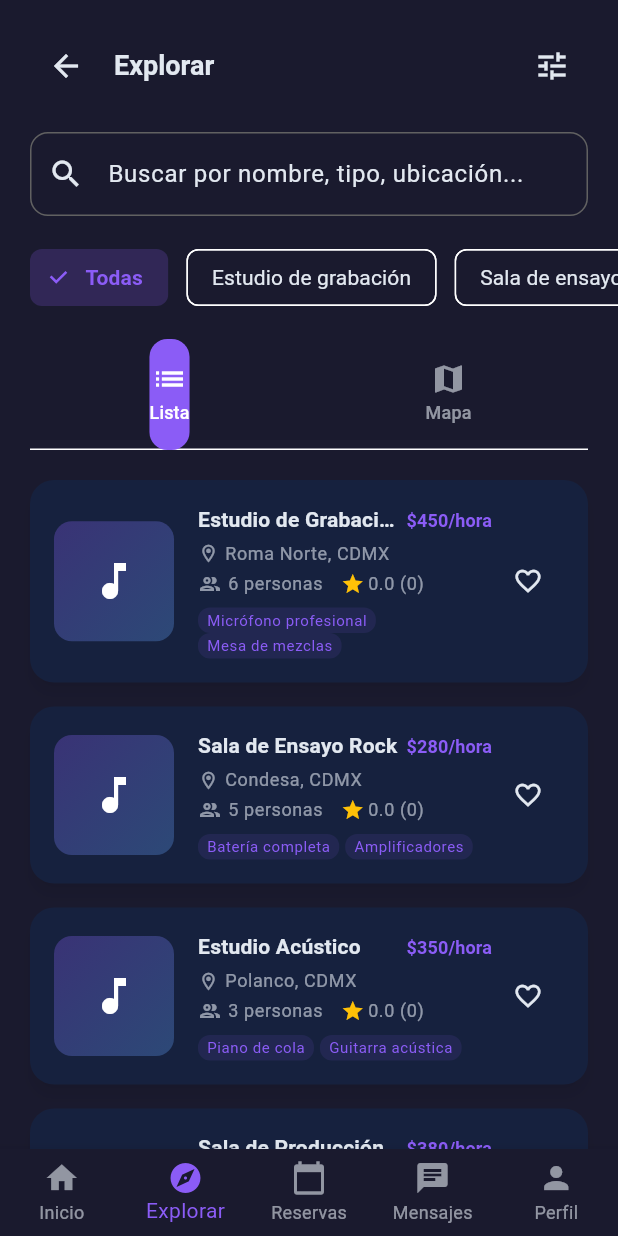
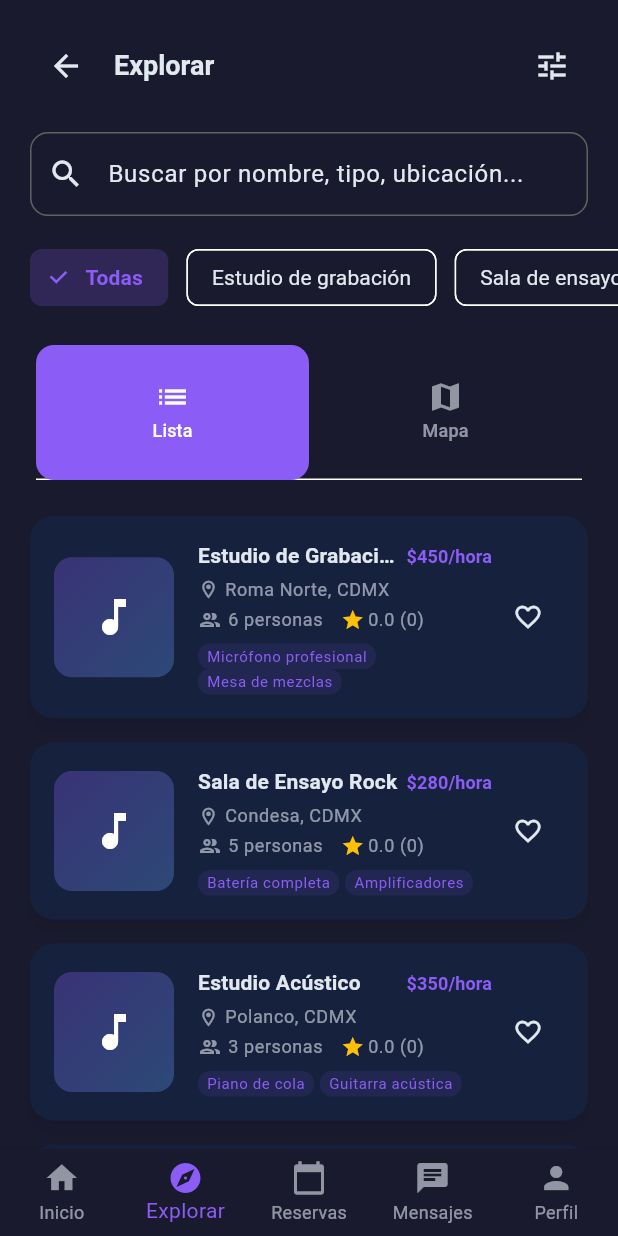
Before and after one commit to DesveladoDev/grooveAPI, a Flutter app: the ExploreScreen screen opened by its route, on a phone screen of 412 x 824 dp. Run offline on Flutter 3.47's test engine with Material 3 defaults, Android fonts, the phone set to English and light mode, and no system bars; our stand-ins replace audioplayers, cached_network_image, cloud_firestore, cloud_functions, connectivity_plus, device_info_plus and 25 more; missing offline and left inert: app_settings, exif, firebase_performance, flutter_stripe, record; accounts and stored records are empty.

Commit message:
fix tabs explorar

```diff
--- a/lib/screens/bookings_screen.dart
+++ b/lib/screens/bookings_screen.dart
@@ -168,7 +168,7 @@ class _BookingsScreenState extends State<BookingsScreen> with TickerProviderStat
           mainAxisSize: MainAxisSize.min,
           crossAxisAlignment: CrossAxisAlignment.start,
           children: [
-            const Text('¿Estás seguro de que quieres cancelar esta reserva?'),
+            const Text('¿Estás seguro de que quieres cancelar esta reserva? gg'),
             const SizedBox(height: 12),
             Container(
               padding: const EdgeInsets.all(12),
--- a/lib/screens/explore_screen.dart
+++ b/lib/screens/explore_screen.dart
@@ -281,6 +281,9 @@ class _ExploreScreenState extends State<ExploreScreen> with TickerProviderStateM
             ),
             labelColor: Colors.white,
             unselectedLabelColor: theme.colorScheme.onSurface.withOpacity(0.6),
+            indicatorSize: TabBarIndicatorSize.tab,
+            padding: const EdgeInsets.all(4.0),
+            labelPadding: const EdgeInsets.symmetric(vertical: 8.0),
             tabs: const [
               Tab(
                 icon: Icon(Icons.list),
--- a/lib/screens/home_screen.dart
+++ b/lib/screens/home_screen.dart
@@ -31,7 +31,7 @@ class _HomeScreenState extends State<HomeScreen> {
     ListingModel(
       id: '1',
       hostId: 'host1',
-      title: 'Estudio de Grabación Pro',
+      title: 'Estudio de Grabación Pross',
       description: 'Estudio profesional con equipos de alta gama para grabación y mezcla.',
       photos: ['https://example.com/studio1.jpg'],
       amenities: ['Micrófono profesional', 'Mesa de mezclas', 'Monitores de estudio', 'Cabina aislada'],
@@ -370,7 +370,7 @@ class _HomeScreenState extends State<HomeScreen> {
                       ),
                       child: IconButton(
                         onPressed: () {
-                          // TODO: Implementar favoritos
+                          print("Hola");
                         },
                         icon: const Icon(
                           Icons.favorite_border,
```
Lines whose indentation alone changed are shown as unchanged.
